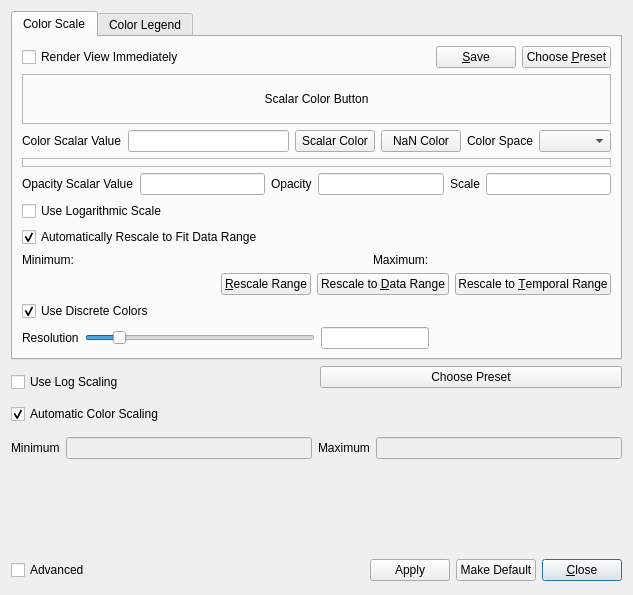
Kitware/ParaView, file Qt/Components/Resources/UI/pqColorScaleDialog.ui: the form before one commit.
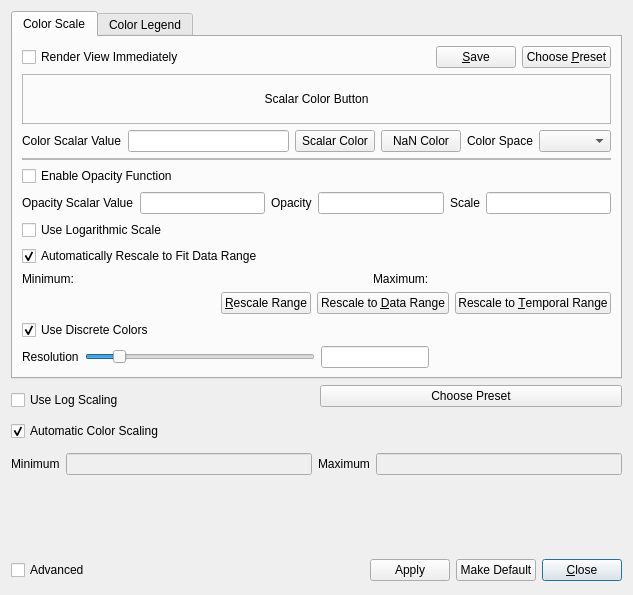
The form after the commit. Custom widgets are drawn as their Qt base class.

Commit message: Add support for surface scalar opacity rendering

The edit to the form file:
```diff
--- a/Qt/Components/Resources/UI/pqColorScaleDialog.ui
+++ b/Qt/Components/Resources/UI/pqColorScaleDialog.ui
@@ -431,6 +431,13 @@
          </item>
         </layout>
        </item>
+       <item row="4" column="0">
+        <widget class="QCheckBox" name="EnableOpacityFunction">
+         <property name="text">
+          <string>Enable Opacity Function</string>
+         </property>
+        </widget>
+       </item>
       </layout>
      </widget>
      <widget class="QWidget" name="LegendPage">
```
The commit also changes 2 other files.
